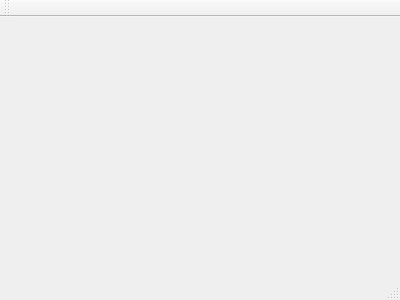
ekamperi/dicomviewer, file mainwindow.ui: the form before one commit.
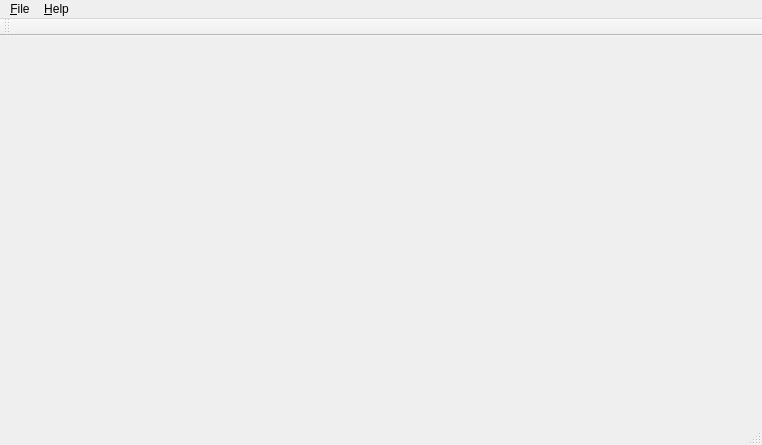
The form after the commit.

Commit message: Add a file open dialog for DICOM

The edit to the form file:
```diff
--- a/mainwindow.ui
+++ b/mainwindow.ui
@@ -1,24 +1,70 @@
 <ui version="4.0">
  <class>MainWindow</class>
- <widget class="QMainWindow" name="MainWindow" >
-  <property name="geometry" >
+ <widget class="QMainWindow" name="MainWindow">
+  <property name="geometry">
    <rect>
     <x>0</x>
     <y>0</y>
-    <width>400</width>
-    <height>300</height>
+    <width>762</width>
+    <height>445</height>
    </rect>
   </property>
   <property name="windowTitle" >
    <string>MainWindow</string>
   </property>
-  <widget class="QMenuBar" name="menuBar" />
-  <widget class="QToolBar" name="mainToolBar" />
-  <widget class="QWidget" name="centralWidget" />
-  <widget class="QStatusBar" name="statusBar" />
+  <widget class="QWidget" name="centralWidget"/>
+  <widget class="QMenuBar" name="menuBar">
+   <property name="geometry">
+    <rect>
+     <x>0</x>
+     <y>0</y>
+     <width>762</width>
+     <height>25</height>
+    </rect>
+   </property>
+   <widget class="QMenu" name="menuFile">
+    <property name="title">
+     <string>&amp;File</string>
+    </property>
+    <addaction name="separator"/>
+    <addaction name="actionOpenDICOM"/>
+    <addaction name="actionExit"/>
+   </widget>
+   <widget class="QMenu" name="menuHelp">
+    <property name="title">
+     <string>&amp;Help</string>
+    </property>
+    <addaction name="actionAbout"/>
+   </widget>
+   <addaction name="menuFile"/>
+   <addaction name="menuHelp"/>
+  </widget>
+  <widget class="QToolBar" name="mainToolBar">
+   <attribute name="toolBarArea">
+    <enum>TopToolBarArea</enum>
+   </attribute>
+   <attribute name="toolBarBreak">
+    <bool>false</bool>
+   </attribute>
+  </widget>
+  <widget class="QStatusBar" name="statusBar"/>
+  <action name="actionAbout">
+   <property name="text">
+    <string>&amp;About</string>
+   </property>
+  </action>
+  <action name="actionOpenDICOM">
+   <property name="text">
+    <string>&amp;Open DICOM...</string>
+   </property>
+  </action>
+  <action name="actionExit">
+   <property name="text">
+    <string>&amp;Exit</string>
+   </property>
+  </action>
  </widget>
- <layoutDefault spacing="6" margin="11" />
- <pixmapfunction></pixmapfunction>
+ <layoutdefault spacing="6" margin="11"/>
  <resources/>
  <connections/>
 </ui>
```
Left out of the diff: 3 changed lines with no effect on the pictures. The commit also changes 2 other files.
